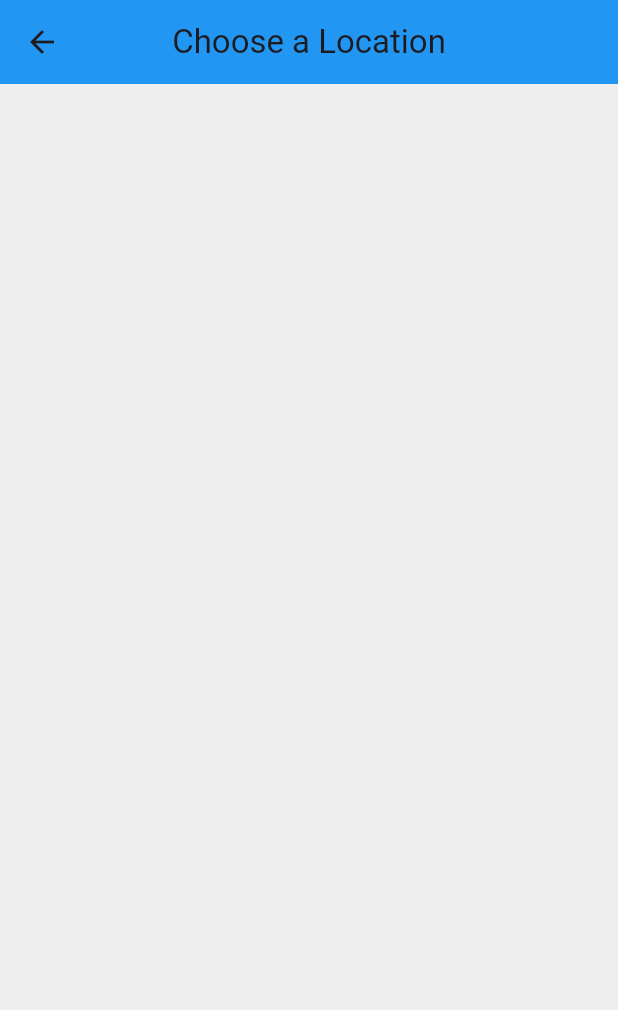
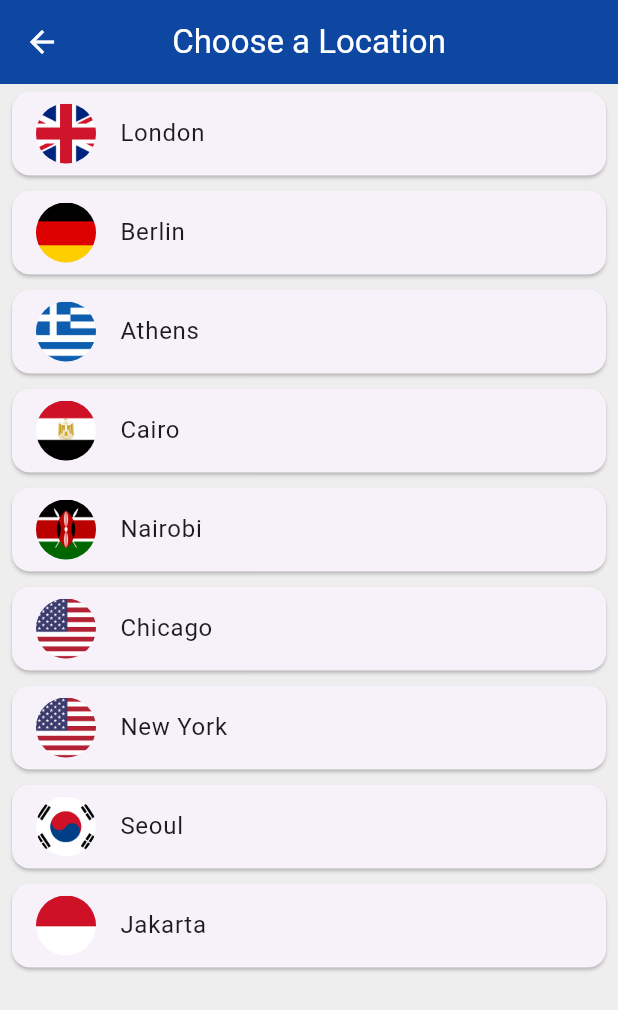
Before and after one commit to ec0m3x/world_time, a Flutter app: the ChooseLocation screen opened by its route, on a phone screen of 412 x 824 dp. Shown: the top 1010 px of the screen. Run offline on Flutter 3.47's test engine with Material 3 defaults, Android fonts, the phone set to English and light mode, and no system bars; our stand-ins replace flutter_spinkit; missing offline and left inert: dart:ffi; network calls fail.

Commit message:
nearly finished

```diff
--- a/lib/main.dart
+++ b/lib/main.dart
@@ -1,8 +1,8 @@
 
 import 'package:flutter/material.dart';
-import 'package:world_time/pages/home.dart';
-import 'package:world_time/pages/loading.dart';
-import 'package:world_time/pages/choose_location.dart';
+import 'package:world_time/view/home.dart';
+import 'package:world_time/view/loading.dart';
+import 'package:world_time/view/choose_location.dart';
 
 void main() {
   runApp(MaterialApp(
--- a/lib/pages/choose_location.dart
+++ /dev/null
@@ -1,26 +0,0 @@
-
-import 'package:flutter/material.dart';
-
-class ChooseLocation extends StatefulWidget {
-  const ChooseLocation({super.key});
-
-  @override
-  State<ChooseLocation> createState() => _ChooseLocationState();
-}
-
-class _ChooseLocationState extends State<ChooseLocation> {
-
-  @override
-  Widget build(BuildContext context) {
-    return Scaffold(
-      backgroundColor: Colors.grey[200],
-      appBar: AppBar(
-        backgroundColor: Colors.blue,
-        title: const Text('Choose a Location'),
-        centerTitle: true,
-        elevation: 0,
-      ),
-
-    );
-  }
-}
--- /dev/null
+++ b/lib/view/choose_location.dart
@@ -0,0 +1,76 @@
+
+import 'package:flutter/material.dart';
+import 'package:world_time/services/world_time.dart';
+
+class ChooseLocation extends StatefulWidget {
+  const ChooseLocation({super.key});
+
+  @override
+  State<ChooseLocation> createState() => _ChooseLocationState();
+}
+
+class _ChooseLocationState extends State<ChooseLocation> {
+
+  List<WorldTime> locations = [
+    WorldTime(url: 'Europe/London', location: 'London', flag: 'uk.png'),
+    WorldTime(url: 'Europe/Berlin', location: 'Berlin', flag: 'germany.png'),
+    WorldTime(url: 'Europe/Athens', location: 'Athens', flag: 'greece.png'),
+    WorldTime(url: 'Africa/Cairo', location: 'Cairo', flag: 'egypt.png'),
+    WorldTime(url: 'Africa/Nairobi', location: 'Nairobi', flag: 'kenya.png'),
+    WorldTime(url: 'America/Chicago', location: 'Chicago', flag: 'usa.png'),
+    WorldTime(url: 'America/New_York', location: 'New York', flag: 'usa.png'),
+    WorldTime(url: 'Asia/Seoul', location: 'Seoul', flag: 'south_korea.png'),
+    WorldTime(url: 'Asia/Jakarta', location: 'Jakarta', flag: 'indonesia.png'),
+  ];
+
+
+  void updateTime(index) async {
+    WorldTime instance = locations[index];
+    await instance.getTime();
+    // navigate to home screen
+    Navigator.pop(context, {
+      'location': instance.location,
+      'flag': instance.flag,
+      'time': instance.time,
+      'isDaytime': instance.isDaytime,
+    });
+  }
+
+  @override
+  Widget build(BuildContext context) {
+    return Scaffold(
+      backgroundColor: Colors.grey[200],
+      appBar: AppBar(
+        backgroundColor: Colors.blue.shade900,
+        foregroundColor: Colors.white,
+        title: const Text(
+          'Choose a Location',
+          style: TextStyle(
+            color: Colors.white,
+          ),
+        ),
+        centerTitle: true,
+        elevation: 0,
+      ),
+    body: ListView.builder(
+      itemCount: locations.length,
+      itemBuilder: (context, index) {
+        return Padding(
+          padding: const EdgeInsets.symmetric(vertical: 1.0, horizontal: 4.0),
+          child: Card(
+            child: ListTile(
+              onTap: () {
+                updateTime(index);
+              },
+                title: Text(locations[index].location),
+                leading: CircleAvatar(
+                  backgroundImage: AssetImage('lib/assets/${locations[index].flag}'),
+                ),
+              ),
+            ),
+        );
+        },
+      ),
+    );
+  }
+}
```
Also changed, not shown: lib/pages/home.dart (deleted, +0 -29 lines), lib/services/world_time.dart (+17 -4 lines), lib/view/home.dart (added, +95 -0 lines), lib/view/loading.dart (renamed from lib/pages/loading.dart, +12 -8 lines), pubspec.yaml (+4 -3 lines), lib/assets/day.png (added), lib/assets/egypt.png (added), lib/assets/germany.png (added), lib/assets/greece.png (added), lib/assets/indonesia.png (added), lib/assets/kenya.png (added), lib/assets/night.png (added), lib/assets/south_korea.png (added), lib/assets/uk.png (added), 2 more files.
